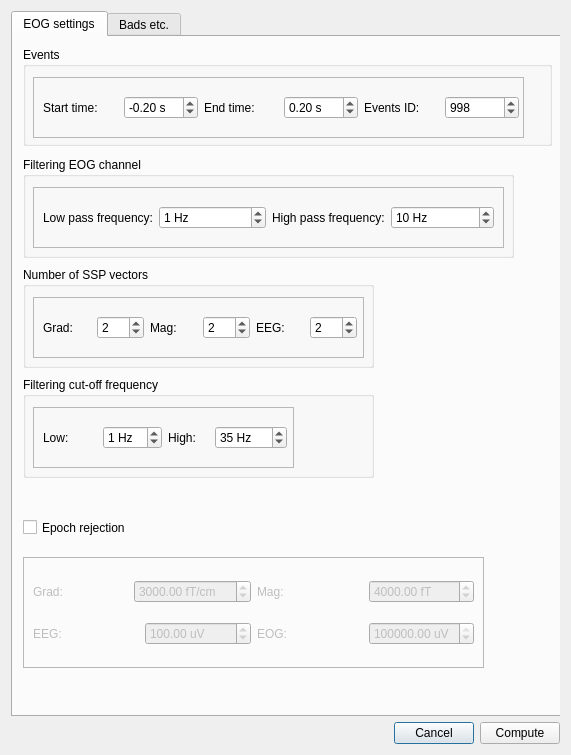
Above: hoksotin/ui/qt4Designer/eogParametersDialog.ui from cibr-jyu/meggie before the change. Below: the same form after it.
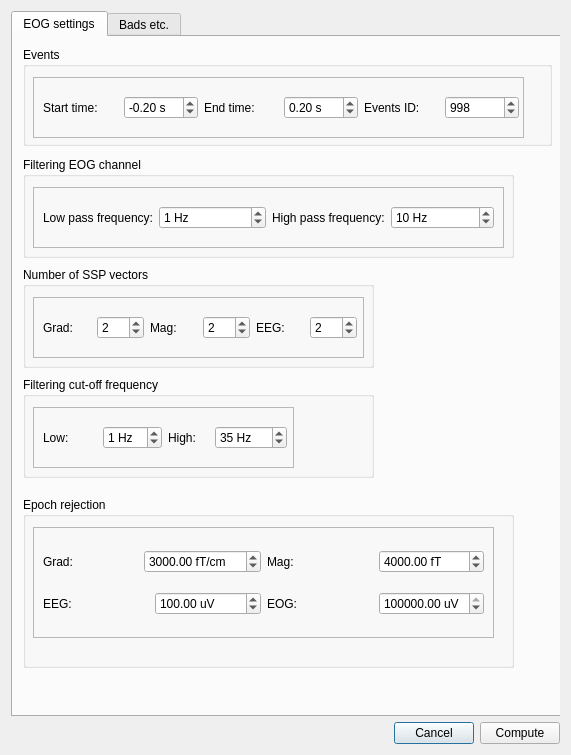
That is the form after the change.

The edit to the form file:
```diff
--- a/hoksotin/ui/qt4Designer/eogParametersDialog.ui
+++ b/hoksotin/ui/qt4Designer/eogParametersDialog.ui
@@ -68,7 +68,7 @@
         <x>0</x>
         <y>0</y>
         <width>553</width>
-        <height>706</height>
+        <height>698</height>
        </rect>
       </property>
       <property name="minimumSize">
@@ -476,14 +476,26 @@
           </widget>
          </widget>
         </widget>
+        <widget class="QGroupBox" name="groupBox">
+         <property name="geometry">
+          <rect>
+           <x>10</x>
+           <y>460</y>
+           <width>491</width>
+           <height>171</height>
+          </rect>
+         </property>
+         <property name="title">
+          <string>Epoch rejection</string>
+         </property>
         <widget class="QFrame" name="frameEpochRejection">
          <property name="enabled">
-          <bool>false</bool>
+           <bool>true</bool>
          </property>
          <property name="geometry">
           <rect>
            <x>10</x>
-           <y>520</y>
+            <y>30</y>
            <width>461</width>
            <height>111</height>
           </rect>
@@ -614,21 +626,6 @@
           </layout>
          </widget>
         </widget>
-        <widget class="QCheckBox" name="checkBoxEpochRejection">
-         <property name="enabled">
-          <bool>true</bool>
-         </property>
-         <property name="geometry">
-          <rect>
-           <x>10</x>
-           <y>475</y>
-           <width>149</width>
-           <height>31</height>
-          </rect>
-         </property>
-         <property name="text">
-          <string>Epoch rejection</string>
-         </property>
         </widget>
        </widget>
        <widget class="QWidget" name="tabEOG2">
```
Lines whose indentation alone changed are shown as unchanged.
